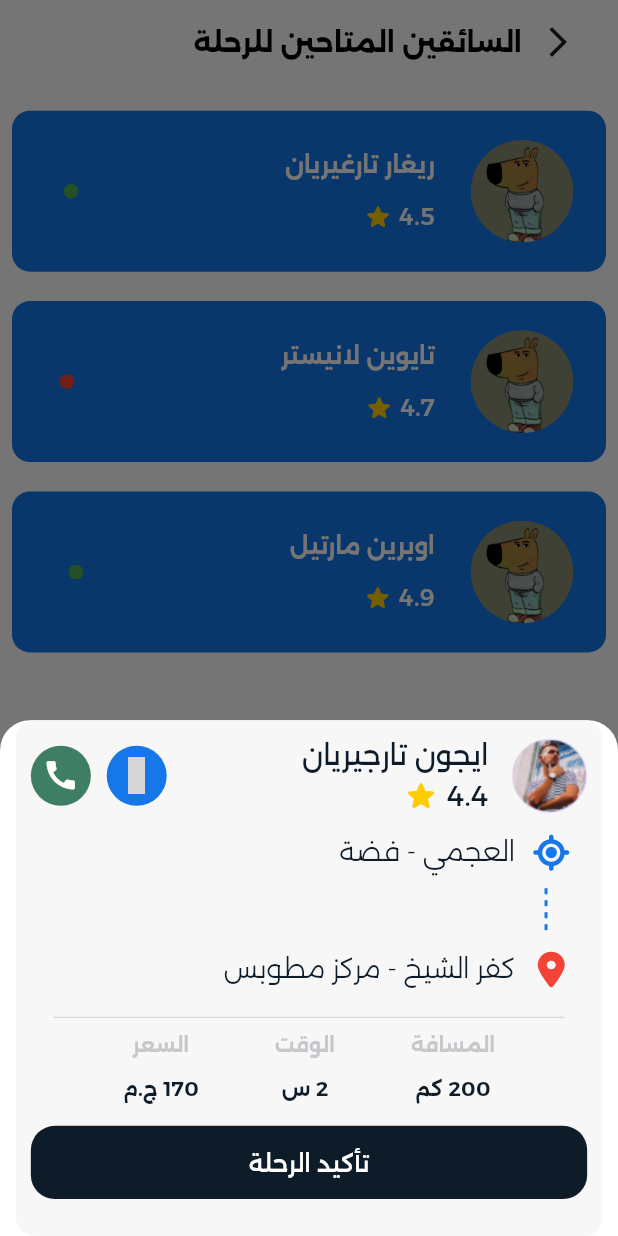
After one commit to interesta22/Tawseela-App, a Flutter app: the DriversScreen screen opened by its route, after a tap on "ريغار تارغيريان", on a phone screen of 412 x 824 dp. The commit adds this screen. Run offline on Flutter 3.47's test engine with Material 3 defaults, Android fonts, the phone set to English and light mode, and no system bars; drawn by our look-alikes of dotted_line; our stand-ins replace awesome_snackbar_content, firebase_auth, firebase_core, flutter_bloc, flutter_screenutil, font_awesome_flutter and 5 more; accounts and stored records are empty; grey boxes are pictures that could not be loaded.

Commit message:
ride request & profile features (fronted)

```diff
--- a/lib/core/routing/app_router.dart
+++ b/lib/core/routing/app_router.dart
@@ -7,9 +7,11 @@ import 'package:tewseela_app/features/auth/ui/screens/login.dart';
 import 'package:tewseela_app/features/auth/ui/screens/sign_up.dart';
 import 'package:tewseela_app/features/trip/ui/screen/TripScreen.dart';
 import 'package:tewseela_app/features/profile/ui/screens/profile.dart';
-import 'package:tewseela_app/features/Cars/ui/screen/Cars_Screen.dart';
 import 'package:tewseela_app/features/home/ui/widgets/bottom_nav_bar.dart';
 import 'package:tewseela_app/features/onboarding/ui/screens/onboarding.dart';
+import 'package:tewseela_app/features/ride%20request/ui/screens/drivers.dart';
+import 'package:tewseela_app/features/ride%20request/ui/screens/Cars_Screen.dart';
+import 'package:tewseela_app/features/ride%20request/ui/screens/track_location.dart';
 import 'package:tewseela_app/features/Notifications/ui/screen/Notifications_Screen.dart';
 
 class AppRouter {
@@ -21,10 +23,10 @@ class AppRouter {
         return _buildRoute(PhoneAuthScreen(), settings);
 
       case Routes.otpScreen:
-        return _buildRoute(OtpScreen(), settings);
+        return _buildRoute(const OtpScreen(), settings);
 
       case Routes.signupScreen:
-        return _buildRoute(SignupScreen(), settings); // Use fade transition here
+        return _buildRoute(const SignupScreen(), settings); // Use fade transition here
 
       case Routes.loginScreen:
         return _buildRoute(const LoginScreen(), settings);
@@ -48,7 +50,13 @@ class AppRouter {
         return _buildRoute(const ProfileScreen(), settings);
 
       case Routes.bottomNavBar:
-        return _buildRoute(BottomNavBar(), settings);
+        return _buildRoute(const BottomNavBar(), settings);
+
+      case Routes.trackLocation:
+        return _buildRoute(const TrackLocation(), settings);
+
+      case Routes.driversScreen:
+        return _buildRoute(DriversScreen(), settings);
 
       default:
         return null;
@@ -60,7 +68,7 @@ class AppRouter {
       pageBuilder: (context, animation, secondaryAnimation) => page,
       transitionsBuilder: (context, animation, secondaryAnimation, child) {
         return SlideTransition(
-          position: Tween<Offset>(begin: Offset(1.0, 0.0), end: Offset.zero)
+          position: Tween<Offset>(begin: const Offset(1.0, 0.0), end: Offset.zero)
               .animate(animation),
           child: FadeTransition(
             opacity: animation,
--- a/lib/core/routing/routs.dart
+++ b/lib/core/routing/routs.dart
@@ -11,4 +11,6 @@ class Routes {
   static const String tripScreen = '/tripScreen';
   static const String profileScreen = '/profileScreen';
   static const String bottomNavBar = '/bottomNavBar';
+  static const String trackLocation = '/trackLocation';
+  static const String driversScreen = '/driversScreen';
 }
--- a/lib/core/utils/fonts.dart
+++ b/lib/core/utils/fonts.dart
@@ -45,6 +45,12 @@ class FontManager{
       fontSize: 15.sp,
       color: ColorManager.mainWhite,
       fontWeight: FontWeightHelper.medium);
+
+  static TextStyle font16WhiteSemibold = TextStyle(
+      fontFamily: 'Alexandria',
+      fontSize: 15.sp,
+      color: ColorManager.mainWhite,
+      fontWeight: FontWeightHelper.semiBold);
 
   static TextStyle font21WhiteMedium = TextStyle(
       fontFamily: 'Alexandria',
--- a/lib/features/Cars/ui/widget/CusomAppBarCar.dart
+++ b/lib/core/widgets/CusomAppBarCar.dart
@@ -2,9 +2,10 @@ import 'package:flutter/material.dart';
 import 'package:tewseela_app/core/helpers/extensions.dart';
 import 'package:tewseela_app/core/constants/app_text_styles.dart';
 
-class CusomAppBarCar extends StatelessWidget {
-  const CusomAppBarCar({
-    super.key,
+class CustomAppBar extends StatelessWidget {
+  final String title;
+  const CustomAppBar({
+    super.key, required this.title,
   });
 
   @override
@@ -13,7 +14,7 @@ class CusomAppBarCar extends StatelessWidget {
       mainAxisAlignment: MainAxisAlignment.end,
       children: [
         Text(
-          'السيارات المتاحة للرحلة',
+          title,
           style: AppTextStyles.titelNoti,
         ),
         IconButton(
--- a/lib/features/Notifications/ui/screen/Notifications_Screen.dart
+++ b/lib/features/Notifications/ui/screen/Notifications_Screen.dart
@@ -24,7 +24,7 @@ class _NotificationScreenState extends State<NotificationScreen> {
         appBar: AppBar(
           automaticallyImplyLeading: false,
           backgroundColor: ColorManager.mainWhite,
-          title: const CusomAppBar(),
+          title: const CusomAppBar(title: 'الاشعارات',),
           titleTextStyle: AppTextStyles.AppbarTittel,
         ),
         body: SafeArea(
--- a/lib/features/home/ui/screens/home.dart
+++ b/lib/features/home/ui/screens/home.dart
@@ -3,7 +3,9 @@ import 'package:hugeicons/hugeicons.dart';
 import 'package:dotted_line/dotted_line.dart';
 import 'package:tewseela_app/core/utils/fonts.dart';
 import 'package:tewseela_app/core/utils/colors.dart';
+import 'package:tewseela_app/core/routing/routs.dart';
 import 'package:tewseela_app/core/helpers/spacing.dart';
+import 'package:tewseela_app/core/helpers/extensions.dart';
 import 'package:flutter_screenutil/flutter_screenutil.dart';
 import 'package:tewseela_app/core/widgets/custom_button.dart';
 import 'package:font_awesome_flutter/font_awesome_flutter.dart';
@@ -40,6 +42,8 @@ class _HomeScreenState extends State<HomeScreen> {
                 verticaalSpacing(20),
                 Padding(
                   padding: EdgeInsets.symmetric(horizontal: 10.w),
+                  child: GestureDetector(
+                    onTap: (){context.pushNamed(Routes.trackLocation);},
                     child: Container(
                       padding: EdgeInsets.symmetric(horizontal: 15.w),
                       height: 60.h,
@@ -56,6 +60,7 @@ class _HomeScreenState extends State<HomeScreen> {
                             style: FontManager.font18BlackRegular,
                           ),
                         ],
+                      ),
                     ),
                   ),
                 ),
--- a/lib/features/Cars/ui/screen/Cars_Screen.dart
+++ b/lib/features/ride request/ui/screens/Cars_Screen.dart
@@ -1,6 +1,6 @@
 import 'package:flutter/material.dart';
-import 'package:tewseela_app/features/Cars/ui/widget/CusomAppBarCar.dart';
-import 'package:tewseela_app/features/Cars/ui/widget/CusomeContainerCar.dart';
+import 'package:tewseela_app/core/widgets/CusomAppBarCar.dart';
+import 'package:tewseela_app/features/ride%20request/ui/widgets/CusomeContainerCar.dart';
 
 
 class CarScreen extends StatelessWidget {
@@ -27,7 +27,7 @@ class CarScreen extends StatelessWidget {
     return Scaffold(
       appBar: AppBar(
         automaticallyImplyLeading: false,
-        title: const CusomAppBarCar(),
+        title: const CustomAppBar(title: 'السيارات المتاحة للرحلة',),
       ),
       body: Padding(
         padding: const EdgeInsets.all(8.0),
--- /dev/null
+++ b/lib/features/ride request/ui/screens/drivers.dart
@@ -0,0 +1,49 @@
+import 'package:flutter/material.dart';
+import 'package:hugeicons/hugeicons.dart';
+import 'package:dotted_line/dotted_line.dart';
+import 'package:tewseela_app/core/utils/fonts.dart';
+import 'package:tewseela_app/core/utils/colors.dart';
+import 'package:tewseela_app/core/helpers/spacing.dart';
+import 'package:flutter_screenutil/flutter_screenutil.dart';
+import 'package:tewseela_app/core/widgets/custom_button.dart';
+import 'package:tewseela_app/core/widgets/CusomAppBarCar.dart';
+import 'package:font_awesome_flutter/font_awesome_flutter.dart';
+import 'package:tewseela_app/features/home/ui/widgets/info_item.dart';
+import 'package:tewseela_app/features/ride%20request/ui/widgets/driver_card.dart';
+
+class DriversScreen extends StatelessWidget {
+  DriversScreen({super.key});
+
+  final drivers = [
+    {'name': 'ريغار تارغيريان', 'rating': '4.5', 'isOnline': 'true'},
+    {'name': 'تايوين لانيستر', 'rating': '4.7', 'isOnline': 'false'},
+    {'name': 'اوبرين مارتيل', 'rating': '4.9', 'isOnline': 'true'},
+  ];
+
+  @override
+  Widget build(BuildContext context) {
+    return Scaffold(
+      appBar: AppBar(
+        backgroundColor: ColorManager.mainWhite,
+        automaticallyImplyLeading: false,
+        title: const CustomAppBar(
+          title: 'السائقين المتاحين للرحلة',
+        ),
+      ),
+      body: Padding(
+        padding: const EdgeInsets.all(8.0),
+        child: ListView.builder(
+          itemCount: drivers.length, // عدد العناصر في القائمة
+          itemBuilder: (BuildContext context, int index) {
+            final driver = drivers[index];
+            return DriverCard(
+              name: driver['name']!,
+              rating: driver['rating']!,
+              isOnline: driver['isOnline'] ?? 'false',
+            );
+          },
+        ),
+      ),
+    );
+  }
+}
--- a/lib/features/Cars/ui/widget/CusomeContainerCar.dart
+++ b/lib/features/ride request/ui/widgets/CusomeContainerCar.dart
@@ -7,6 +7,7 @@ import 'package:flutter_screenutil/flutter_screenutil.dart';
 import 'package:tewseela_app/core/constants/app_colors.dart';
 import 'package:tewseela_app/core/widgets/custom_button.dart';
 import 'package:tewseela_app/core/constants/app_text_styles.dart';
+import 'package:tewseela_app/features/ride%20request/ui/screens/drivers.dart';
 
 
 class CusomeContainerCar extends StatelessWidget {
@@ -57,7 +58,7 @@ class CusomeContainerCar extends StatelessWidget {
                     buttonText: 'تأكيد',
                     textStyle: FontManager.font15BlueMedium,
                     onPressed: () {
-                      context.pushNamed(Routes.tripScreen);
+                      context.pushNamed(Routes.driversScreen);
                     })
               ],
             ),
--- /dev/null
+++ b/lib/features/ride request/ui/widgets/driver_card.dart
@@ -0,0 +1,259 @@
+import 'package:flutter/material.dart';
+import 'package:hugeicons/hugeicons.dart';
+import 'package:dotted_line/dotted_line.dart';
+import 'package:tewseela_app/core/utils/fonts.dart';
+import 'package:tewseela_app/core/utils/colors.dart';
+import 'package:tewseela_app/core/helpers/spacing.dart';
+import 'package:flutter_screenutil/flutter_screenutil.dart';
+import 'package:tewseela_app/core/widgets/custom_button.dart';
+import 'package:font_awesome_flutter/font_awesome_flutter.dart';
+import 'package:tewseela_app/features/home/ui/widgets/info_item.dart';
+
+class DriverCard extends StatelessWidget {
+  const DriverCard({
+    Key? key,
+    required this.name,
+    required this.rating,
+    required this.isOnline, // إضافة خاصية للتحقق من حالة السائق
+  }) : super(key: key);
+
+  final String name;
+  final String rating;
+  final String isOnline; // خاصية لتحديد حالة الاتصال
+
+  @override
+  Widget build(BuildContext context) {
+    return GestureDetector(
+      onTap: () {
+        // عند الضغط على الكارد، يتم عرض نافذة BottomSheet
+        showModalBottomSheet(
+          context: context,
+          backgroundColor: Colors.white,
+          shape: RoundedRectangleBorder(
+            borderRadius: BorderRadius.vertical(top: Radius.circular(20)),
+          ),
+          builder: (BuildContext context) {
+            return Padding(
+              padding: EdgeInsets.symmetric(horizontal: 10.w),
+              child: Container(
+                padding: const EdgeInsets.all(10),
+                decoration: BoxDecoration(
+                  borderRadius: BorderRadius.circular(12),
+                  color: const Color(0xffF7F7F7),
+                ),
+                child: Column(
+                  mainAxisSize: MainAxisSize.min,
+                  children: [
+                    Row(
+                      mainAxisAlignment: MainAxisAlignment.end,
+                      children: [
+                        const CircleAvatar(
+                          backgroundColor: Color(0xff3D7E64),
+                          child: Icon(
+                            Icons.call,
+                            size: 25,
+                            color: ColorManager.mainWhite,
+                          ),
+                        ),
+                        horizentalSpacing(10),
+                        const CircleAvatar(
+                          backgroundColor: ColorManager.mainColor,
+                          child: Icon(
+                            HugeIcons.strokeRoundedMessage01,
+                            size: 25,
+                            color: ColorManager.mainWhite,
+                          ),
+                        ),
+                        const Expanded(
+                          child: SizedBox(),
+                        ),
+                        Column(
+                          crossAxisAlignment: CrossAxisAlignment.end,
+                          children: [
+                            Text(
+                              'ايجون تارجيريان',
+                              style: FontManager.font18BlackRegular,
+                            ),
+                            Row(
+                              children: [
+                                const Icon(
+                                  Icons.star_rounded,
+                                  color: Color(0xffFFCC00),
+                                ),
+                                horizentalSpacing(5),
+                                Text(
+                                  '4.4',
+                                  style: FontManager.font18BlackRegular,
+                                ),
+                              ],
+                            ),
+                          ],
+                        ),
+                        horizentalSpacing(15),
+                        CircleAvatar(
+                          radius: 25,
+                          child: Image.asset('assets/images/Oval 2.png'),
+                        ),
+                      ],
+                    ),
+                    Row(
+                      mainAxisAlignment: MainAxisAlignment.end,
+                      children: [
+                        Text(
+                          'العجمي - فضة',
+                          style: FontManager.font17BlackLight,
+                        ),
+                        IconButton(
+                          onPressed: () {},
+                          icon: const Icon(
+                            FontAwesomeIcons.locationCrosshairs,
+                            color: ColorManager.mainColor,
+                          ),
+                        ),
+                      ],
+                    ),
+                    Padding(
+                      padding: EdgeInsets.symmetric(horizontal: 25.w),
+                      child: const Align(
+                          alignment: Alignment.centerRight,
+                          child: DottedLine(
+                            direction: Axis.vertical,
+                            lineLength: 30,
+                            dashLength: 4.0,
+                            dashGapLength: 4.0,
+                            dashColor: ColorManager.mainColor,
+                            lineThickness: 2.0,
+                          )),
+                    ),
+                    Row(
+                      mainAxisAlignment: MainAxisAlignment.end,
+                      children: [
+                        Text(
+                          'كفر الشيخ - مركز مطوبس',
+                          style: FontManager.font17BlackLight,
+                        ),
+                        IconButton(
+                          onPressed: () {},
+                          icon: const Icon(
+                            FontAwesomeIcons.locationDot,
+                            color: Colors.red,
+                          ),
+                        ),
+                      ],
+                    ),
+                    Divider(
+                      color: Colors.grey.shade400,
+                      indent: 15,
+                      endIndent: 15,
+                      thickness: 0.5,
+                    ),
+                    Padding(
+                      padding: EdgeInsets.symmetric(horizontal: 10.w),
+                      child: const Row(
+                        mainAxisAlignment: MainAxisAlignment.spaceEvenly,
+                        children: [
+                          InfoItem(
+                            title: 'السعر',
+                            subitle: '170 ج.م',
+                          ),
+                          InfoItem(
+                            title: 'الوقت',
+                            subitle: '2 س',
+                          ),
+                          InfoItem(
+                            title: 'المسافة',
+                            subitle: '200 كم',
+                          ),
+                        ],
+                      ),
+                    ),
+                    verticaalSpacing(15),
+                    CustomButton(
+                      buttonText: 'تأكيد الرحلة',
+                      textStyle: FontManager.font15WhiteMedium,
+                      onPressed: () {},
+                      backgroundColor: ColorManager.mainBlack,
+                    ),
+                    verticaalSpacing(15)
+                  ],
+                ),
+              ),
+            );
+          },
+        );
+      },
+      child: Container(
+        height: 110.h,
+        margin: EdgeInsets.symmetric(vertical: 10.h),
+        padding: EdgeInsets.all(8.w),
+        decoration: BoxDecoration(
+          color: ColorManager.mainColor,
+          borderRadius: BorderRadius.circular(12),
+        ),
+        child: Directionality(
+          textDirection: TextDirection.rtl,
+          child: Row(
+            crossAxisAlignment: CrossAxisAlignment.center,
+            children: [
+              // مؤشر الحالة
+
+              horizentalSpacing(10),
+              // الصورة
+              Container(
+                width: 70.w,
+                height: 70.h,
+                decoration: BoxDecoration(
+                  shape: BoxShape.circle,
+                  color: const Color(0xFF979797).withOpacity(0.1),
+                  image: DecorationImage(
+                    image: AssetImage(
+                        'assets/images/Chill_guy_original_artwork.jpg'),
+                    fit: BoxFit.cover,
+                  ),
+                ),
+              ),
+              horizentalSpacing(20),
+              // الاسم والتقييم
+              Column(
+                mainAxisAlignment: MainAxisAlignment.center,
+                crossAxisAlignment: CrossAxisAlignment.start,
+                children: [
+                  Text(
+                    name,
+                    style: FontManager.font16WhiteSemibold,
+                    maxLines: 1,
+                    overflow: TextOverflow.ellipsis,
+                  ),
+                  SizedBox(height: 12.h),
+                  Row(
+                    children: [
+                      Text(
+                        rating,
+                        style: FontManager.font15WhiteMedium,
+                      ),
+                      horizentalSpacing(4),
+                      const Icon(
+                        Icons.star_rounded,
+                        color: Color(0xffFFCC00),
+                        size: 20,
+                      ),
+                    ],
+                  ),
+                ],
+              ),
+              horizentalSpacing(130),
+              Container(
+                width: 10.w,
+                height: 10.h,
+                decoration: BoxDecoration(
+                  shape: BoxShape.circle,
+                  color: isOnline == 'true'?Colors.green : Colors.red,
+                ),
+              ),
+            ],
+          ),
+        ),
+      ),
+    );
+  }
+}
--- a/pubspec.yaml
+++ b/pubspec.yaml
@@ -47,6 +47,7 @@ dependencies:
   salomon_bottom_bar: ^3.3.2
   shared_preferences: ^2.3.2
   smooth_page_indicator: ^1.2.0+3
+  smooth_sheets: ^0.10.2
 
 dev_dependencies:
   flutter_lints: ^4.0.0
```
Also changed, not shown: lib/features/Notifications/ui/widgets/CusomAppBar.dart (+4 -3 lines), lib/features/profile/ui/screens/profile.dart (+63 -1 lines), lib/features/profile/ui/widgets/profile_menu.dart (added, +56 -0 lines), lib/features/ride request/ui/screens/track_location.dart (added, +106 -0 lines), lib/features/ride request/ui/widgets/location_field.dart (added, +34 -0 lines), assets/images/Chill_guy_original_artwork.jpg (added), assets/images/image 10.png (added), pubspec.lock. Lines whose indentation alone changed are shown as unchanged.
